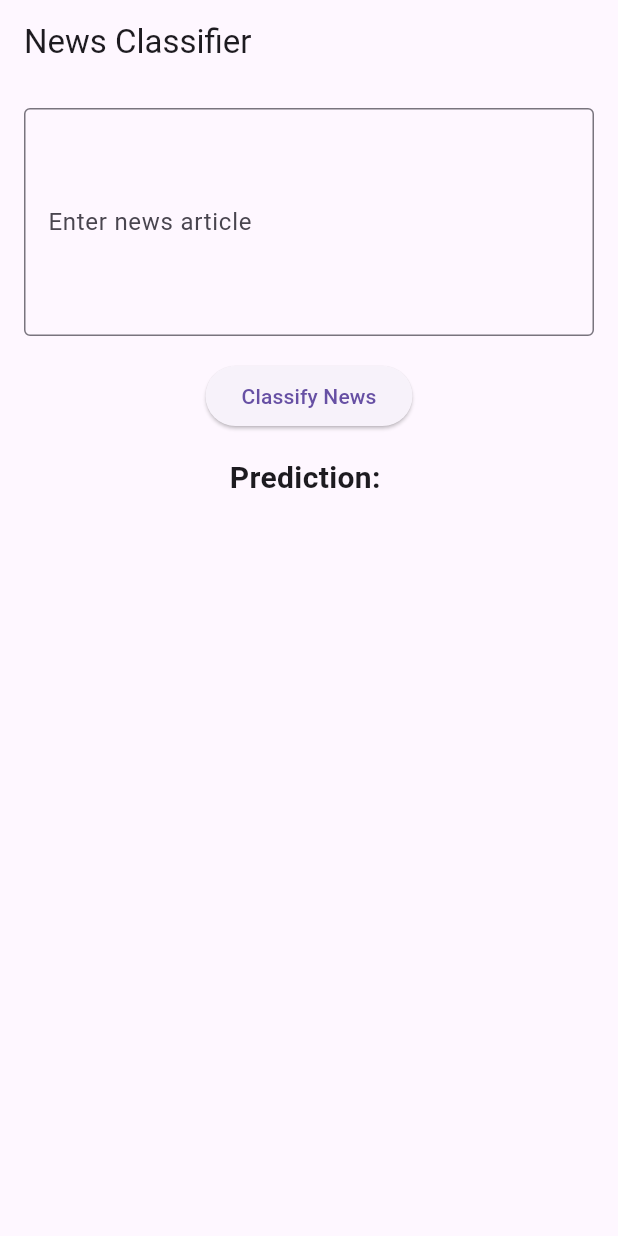
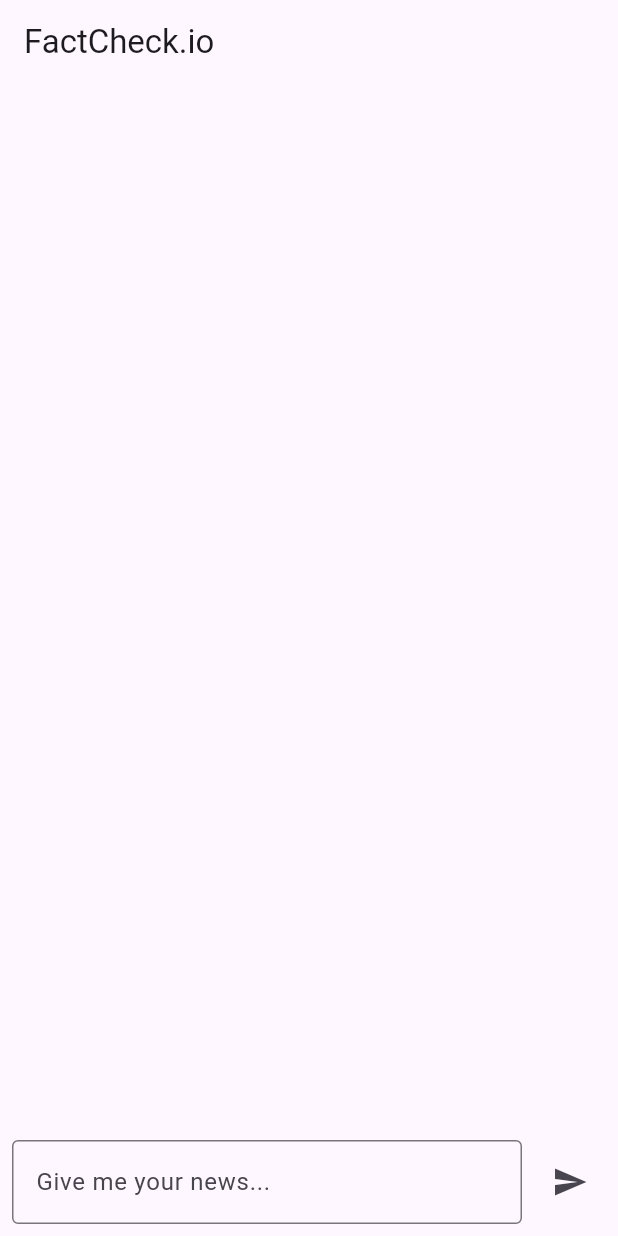
Before and after one commit to AryanGupta21/fact-finder.io, a Flutter app: the screen it shows after launch, on a phone screen of 412 x 824 dp. Run offline on Flutter 3.47's test engine with Material 3 defaults, Android fonts, the phone set to English and light mode, and no system bars.

Commit message:
Added chat interface for news classification

```diff
--- /dev/null
+++ b/newsapp/lib/chat_screen.dart
@@ -0,0 +1,136 @@
+import 'package:flutter/material.dart';
+import 'dart:convert';
+import 'package:http/http.dart' as http;
+
+class ChatScreen extends StatefulWidget {
+  const ChatScreen({super.key});
+
+  @override
+  _ChatScreenState createState() => _ChatScreenState();
+}
+
+class _ChatScreenState extends State<ChatScreen> {
+  TextEditingController _controller = TextEditingController();
+  List<Map<String, String>> messages = [];
+
+  // Function to send the user input to the Python backend
+  Future<void> _classifyNews(String newsText) async {
+    final url = Uri.parse('http://192.168.29.137:5000/predict');
+    final response = await http.post(
+      url,
+      headers: {"Content-Type": "application/json"},
+      body: jsonEncode({"text": newsText}),
+    );
+
+    if (response.statusCode == 200) {
+      final result = jsonDecode(response.body);
+      String prediction = result['prediction'] == 'true'
+          ? "The news is most likely to be true."
+          : "The news is most likely to be fake.";
+
+      setState(() {
+        messages.add({"user": newsText, "bot": prediction});
+      });
+    } else {
+      setState(() {
+        messages.add(
+            {"user": newsText, "bot": "Error: Could not classify the news."});
+      });
+    }
+  }
+
+  @override
+  Widget build(BuildContext context) {
+    return Scaffold(
+      appBar: AppBar(
+        title: const Text('FactCheck.io'),
+      ),
+      body: Column(
+        children: [
+          Expanded(
+            child: ListView.builder(
+              padding: const EdgeInsets.all(16.0),
+              itemCount: messages.length,
+              itemBuilder: (context, index) {
+                return Column(
+                  crossAxisAlignment: CrossAxisAlignment.start,
+                  children: [
+                    ChatBubble(
+                      message: messages[index]['user']!,
+                      isUser: true,
+                    ),
+                    const SizedBox(height: 8),
+                    ChatBubble(
+                      message: "Prediction: ${messages[index]['bot']!}",
+                      isUser: false,
+                    ),
+                    const SizedBox(height: 16),
+                  ],
+                );
+              },
+            ),
+          ),
+          Padding(
+            padding: const EdgeInsets.all(8.0),
+            child: Row(
+              children: [
+                Expanded(
+                  child: TextField(
+                    controller: _controller,
+                    decoration: const InputDecoration(
+                      hintText: 'Give me your news...',
+                      border: OutlineInputBorder(),
+                    ),
+                  ),
+                ),
+                const SizedBox(width: 8),
+                IconButton(
+                  icon: const Icon(Icons.send),
+                  onPressed: () {
+                    if (_controller.text.isNotEmpty) {
+                      _classifyNews(_controller.text);
+                      _controller.clear();
+                    }
+                  },
+                ),
+              ],
+            ),
+          ),
+        ],
+      ),
+    );
+  }
+}
+
+class ChatBubble extends StatelessWidget {
+  final String message;
+  final bool isUser;
+
+  const ChatBubble({super.key, required this.message, required this.isUser});
+
+  @override
+  Widget build(BuildContext context) {
+    return Align(
+      alignment: isUser ? Alignment.centerRight : Alignment.centerLeft,
+      child: Container(
+        padding: const EdgeInsets.symmetric(vertical: 10, horizontal: 14),
+        decoration: BoxDecoration(
+          color: isUser ? Colors.blue[100] : Colors.grey[200],
+          borderRadius: BorderRadius.only(
+            topLeft: const Radius.circular(12),
+            topRight: const Radius.circular(12),
+            bottomLeft: Radius.circular(isUser ? 12 : 0),
+            bottomRight: Radius.circular(isUser ? 0 : 12),
+          ),
+        ),
+        child: Text(
+          message,
+          style: TextStyle(
+            fontSize: 16,
+            color: isUser ? Colors.black : Colors.black87,
+          ),
+        ),
+      ),
+    );
+  }
+}
--- a/newsapp/lib/main.dart
+++ b/newsapp/lib/main.dart
@@ -1,88 +1,22 @@
 import 'package:flutter/material.dart';
-import 'dart:convert';
-import 'package:http/http.dart' as http;
+import 'chat_screen.dart';
 
 void main() {
-  runApp(MyApp());
+  runApp(const MyApp());
 }
 
 class MyApp extends StatelessWidget {
+  const MyApp({super.key});
+
   @override
   Widget build(BuildContext context) {
     return MaterialApp(
       debugShowCheckedModeBanner: false,
-      title: 'News Classifier',
+      title: 'FactCheck.io',
       theme: ThemeData(
-        primarySwatch: Colors.blue,
+        primarySwatch: Colors.brown, // Using a neutral color scheme
       ),
-      home: NewsClassifier(),
+      home: const ChatScreen(),
     );
   }
 }
-
-class NewsClassifier extends StatefulWidget {
-  @override
-  _NewsClassifierState createState() => _NewsClassifierState();
-}
-
-class _NewsClassifierState extends State<NewsClassifier> {
-  TextEditingController _controller = TextEditingController();
-  String _result = "";
-
-  // Function to send the user input to the Python backend
-  Future<void> _classifyNews(String newsText) async {
-    final url = Uri.parse('http://localhost:5000/predict');
-    final response = await http.post(
-      url,
-      headers: {"Content-Type": "application/json"},
-      body: jsonEncode({"text": newsText}),
-    );
-
-    if (response.statusCode == 200) {
-      final result = jsonDecode(response.body);
-      setState(() {
-        _result = result['prediction'];
-      });
-    } else {
-      setState(() {
-        _result = "Error: Could not classify the news.";
-      });
-    }
-  }
-
-  @override
-  Widget build(BuildContext context) {
-    return Scaffold(
-      appBar: AppBar(
-        title: Text('News Classifier'),
-      ),
-      body: Padding(
-        padding: const EdgeInsets.all(16.0),
-        child: Column(
-          children: [
-            TextField(
-              controller: _controller,
-              decoration: InputDecoration(
-                labelText: 'Enter news article',
-                border: OutlineInputBorder(),
-              ),
-              maxLines: 5,
-            ),
-            SizedBox(height: 16),
-            ElevatedButton(
-              onPressed: () {
-                _classifyNews(_controller.text);
-              },
-              child: Text('Classify News'),
-            ),
-            SizedBox(height: 16),
-            Text(
-              'Prediction: $_result',
-              style: TextStyle(fontSize: 20, fontWeight: FontWeight.bold),
-            ),
-          ],
-        ),
-      ),
-    );
-  }
-}
```
Also changed, not shown: 1 other file.
